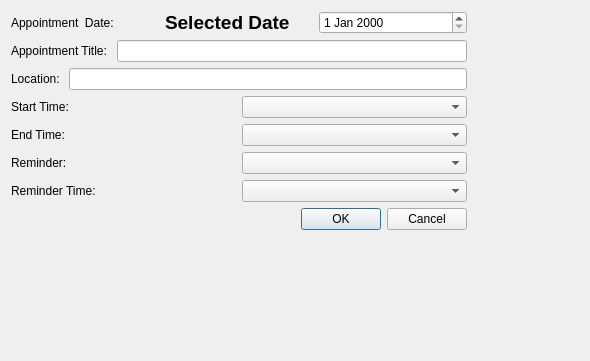
Above: lxqt-organizer/dialogaddappointment.ui from lxqt/organizer before the change. Below: the same form after it.
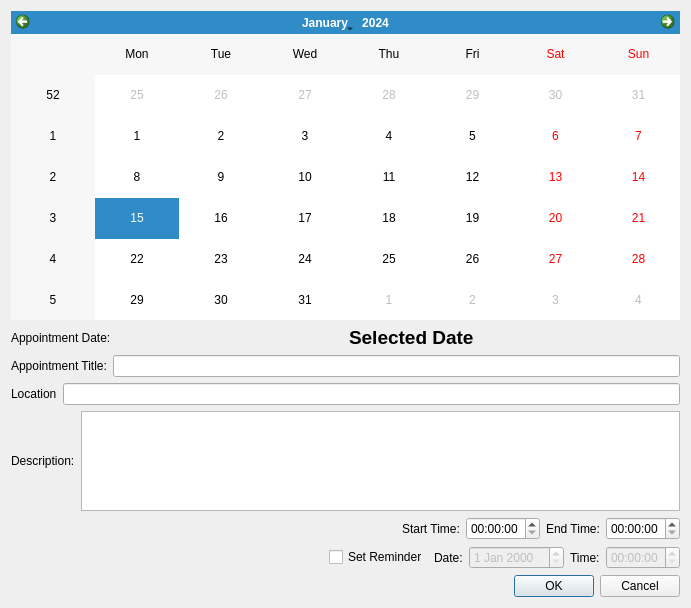
That is the form after the change.

The edit to the form file:
```diff
--- a/lxqt-organizer/dialogaddappointment.ui
+++ b/lxqt-organizer/dialogaddappointment.ui
@@ -6,27 +6,30 @@
    <rect>
     <x>0</x>
     <y>0</y>
-    <width>590</width>
-    <height>361</height>
+    <width>691</width>
+    <height>608</height>
    </rect>
   </property>
   <property name="windowTitle">
    <string>Dialog</string>
   </property>
-  <layout class="QFormLayout" name="formLayout">
+  <layout class="QGridLayout" name="gridLayout">
    <item row="0" column="0">
     <layout class="QVBoxLayout" name="verticalLayout">
      <item>
-      <layout class="QHBoxLayout" name="horizontalLayout_8">
+      <widget class="QCalendarWidget" name="calendarWidgetDialog"/>
+     </item>
        <item>
-        <widget class="QLabel" name="labelEventDate">
+      <layout class="QHBoxLayout" name="horizontalLayout_3">
+       <item>
+        <widget class="QLabel" name="labelAppointment">
          <property name="text">
-          <string>Appointment  Date:</string>
+          <string>Appointment Date:</string>
          </property>
         </widget>
        </item>
        <item>
-        <widget class="QLabel" name="labelSelectedEventDate">
+        <widget class="QLabel" name="labelSelectedAppointmentDate">
          <property name="font">
           <font>
            <pointsize>14</pointsize>
@@ -39,17 +42,14 @@
          </property>
         </widget>
        </item>
-       <item>
-        <widget class="QDateEdit" name="dateEdit"/>
-       </item>
       </layout>
      </item>
      <item>
-      <layout class="QHBoxLayout" name="horizontalLayout">
+      <layout class="QHBoxLayout" name="horizontalLayout_4">
        <item>
         <widget class="QLabel" name="labelTitle">
          <property name="text">
-          <string>Appointment Title: </string>
+          <string>Appointment Title:</string>
          </property>
         </widget>
        </item>
@@ -57,7 +57,7 @@
         <widget class="QLineEdit" name="lineEditTitle">
          <property name="minimumSize">
           <size>
-           <width>350</width>
+           <width>400</width>
            <height>0</height>
           </size>
          </property>
@@ -66,21 +66,70 @@
       </layout>
      </item>
      <item>
-      <layout class="QHBoxLayout" name="horizontalLayout_2">
+      <layout class="QHBoxLayout" name="horizontalLayout_5">
        <item>
         <widget class="QLabel" name="labelLocation">
          <property name="text">
-          <string>Location: </string>
+          <string>Location</string>
          </property>
         </widget>
        </item>
        <item>
-        <widget class="QLineEdit" name="lineEditLocation"/>
+        <widget class="QLineEdit" name="lineEditLocation">
+         <property name="minimumSize">
+          <size>
+           <width>400</width>
+           <height>0</height>
+          </size>
+         </property>
+        </widget>
        </item>
       </layout>
      </item>
      <item>
-      <layout class="QHBoxLayout" name="horizontalLayout_3">
+      <layout class="QHBoxLayout" name="horizontalLayout_6">
+       <item>
+        <widget class="QLabel" name="labelDescription">
+         <property name="text">
+          <string>Description:</string>
+         </property>
+        </widget>
+       </item>
+       <item>
+        <widget class="QTextEdit" name="textEditDescription">
+         <property name="minimumSize">
+          <size>
+           <width>400</width>
+           <height>0</height>
+          </size>
+         </property>
+         <property name="maximumSize">
+          <size>
+           <width>16777215</width>
+           <height>100</height>
+          </size>
+         </property>
+        </widget>
+       </item>
+      </layout>
+     </item>
+     <item>
+      <layout class="QHBoxLayout" name="horizontalLayout_10">
+       <item>
+        <spacer name="horizontalSpacer_2">
+         <property name="orientation">
+          <enum>Qt::Horizontal</enum>
+         </property>
+         <property name="sizeHint" stdset="0">
+          <size>
+           <width>40</width>
+           <height>20</height>
+          </size>
+         </property>
+        </spacer>
+       </item>
+       <item>
+        <layout class="QHBoxLayout" name="horizontalLayout_9">
        <item>
         <widget class="QLabel" name="labelStartTime">
          <property name="text">
@@ -89,53 +138,92 @@
         </widget>
        </item>
        <item>
-        <widget class="QComboBox" name="comboBoxStartTime"/>
+          <widget class="QTimeEdit" name="timeEditStartTime"/>
        </item>
       </layout>
      </item>
      <item>
-      <layout class="QHBoxLayout" name="horizontalLayout_4">
+        <layout class="QHBoxLayout" name="horizontalLayout_7">
        <item>
         <widget class="QLabel" name="labelEndTime">
          <property name="text">
-          <string>End Time: </string>
+            <string>End Time:</string>
          </property>
         </widget>
        </item>
        <item>
-        <widget class="QComboBox" name="comboBoxEndTime"/>
+          <widget class="QTimeEdit" name="timeEditEndTime"/>
        </item>
       </layout>
      </item>
+      </layout>
+     </item>
      <item>
-      <layout class="QHBoxLayout" name="horizontalLayout_5">
+      <layout class="QHBoxLayout" name="horizontalLayout_8">
        <item>
-        <widget class="QLabel" name="labelReminder">
+        <spacer name="horizontalSpacer">
+         <property name="orientation">
+          <enum>Qt::Horizontal</enum>
+         </property>
+         <property name="sizeHint" stdset="0">
+          <size>
+           <width>40</width>
+           <height>20</height>
+          </size>
+         </property>
+        </spacer>
+       </item>
+       <item>
+        <widget class="QCheckBox" name="checkBoxReminder">
          <property name="text">
-          <string>Reminder: </string>
+          <string>Set Reminder</string>
          </property>
+         <property name="checked">
+          <bool>false</bool>
+         </property>
         </widget>
        </item>
        <item>
-        <widget class="QComboBox" name="comboBoxReminderDays"/>
+        <widget class="QLabel" name="labelReminderDate">
+         <property name="text">
+          <string>Date:</string>
+         </property>
+        </widget>
        </item>
+       <item>
+        <layout class="QHBoxLayout" name="horizontalLayout_2">
+         <item>
+          <widget class="QDateEdit" name="dateEditReminder">
+           <property name="enabled">
+            <bool>false</bool>
+           </property>
+          </widget>
+         </item>
       </layout>
      </item>
      <item>
-      <layout class="QHBoxLayout" name="horizontalLayout_6">
+        <layout class="QHBoxLayout" name="horizontalLayout">
        <item>
-        <widget class="QLabel" name="label">
+          <widget class="QLabel" name="labelReminderTime">
          <property name="text">
-          <string>Reminder Time:</string>
+            <string>Time:</string>
          </property>
         </widget>
        </item>
        <item>
-        <widget class="QComboBox" name="comboBoxReminderTime"/>
+          <widget class="QTimeEdit" name="timeEditReminder">
+           <property name="enabled">
+            <bool>false</bool>
+           </property>
+          </widget>
        </item>
       </layout>
      </item>
-     <item>
+      </layout>
+     </item>
+    </layout>
+   </item>
+   <item row="1" column="0">
       <widget class="QDialogButtonBox" name="buttonBox">
        <property name="orientation">
         <enum>Qt::Horizontal</enum>
@@ -144,8 +232,6 @@
         <set>QDialogButtonBox::Cancel|QDialogButtonBox::Ok</set>
        </property>
       </widget>
-     </item>
-    </layout>
    </item>
   </layout>
  </widget>
```
Lines whose indentation alone changed are shown as unchanged.
